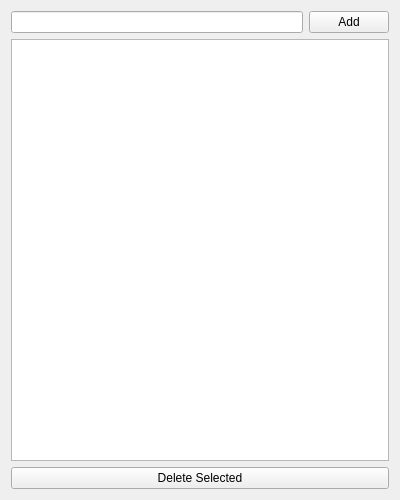
Above: component/21/todo_list.ui from matf-pp/Materials before the change. Below: the same form after it.
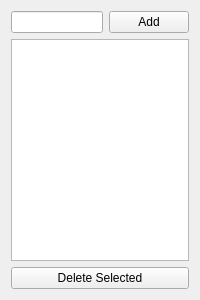
That is the form after the change.

The edit to the form file:
```diff
--- a/component/21/todo_list.ui
+++ b/component/21/todo_list.ui
@@ -6,8 +6,8 @@
    <rect>
     <x>0</x>
     <y>0</y>
-    <width>400</width>
-    <height>500</height>
+    <width>200</width>
+    <height>300</height>
    </rect>
   </property>
   <property name="windowTitle">
```
